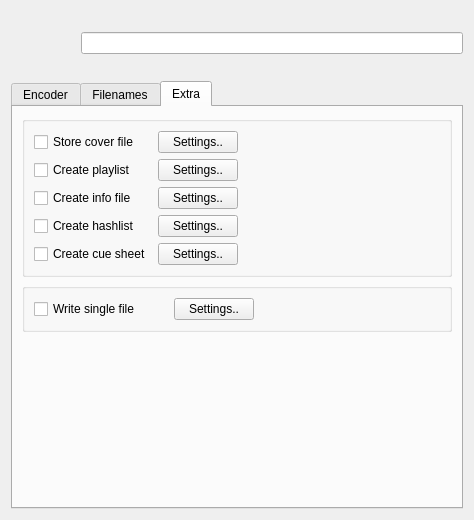
janbar/CDDA-Ripper, file dialogs/profiledatawidgetUI.ui: the form before one commit.
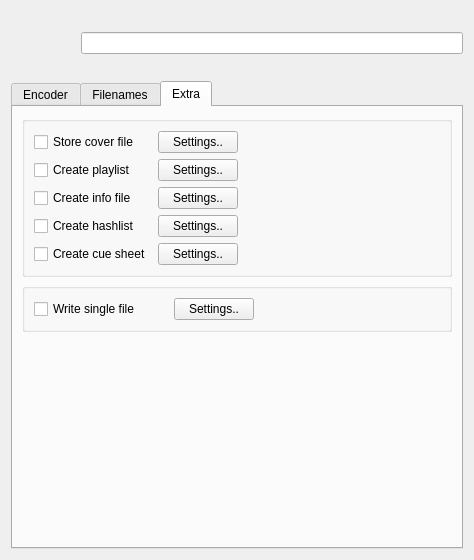
The form after the commit. The open tabs and pages were chosen to show the change.

Commit message: fix expanding of encoder dialog

```diff
--- a/dialogs/profiledatawidgetUI.ui
+++ b/dialogs/profiledatawidgetUI.ui
@@ -7,7 +7,7 @@
     <x>0</x>
     <y>0</y>
     <width>474</width>
-    <height>520</height>
+    <height>560</height>
    </rect>
   </property>
   <layout class="QVBoxLayout" name="verticalLayout_3">
```
Left out of the diff: 15 changed lines with no effect on the pictures. The commit also changes 6 other files.
